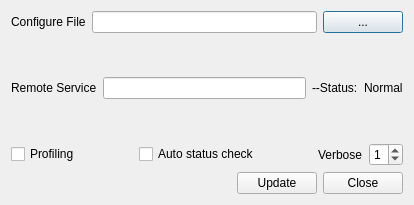
Qt form neurolabi/gui/dialogs/flyemsettingdialog.ui (janelia-flyem/NeuTu) before a commit.
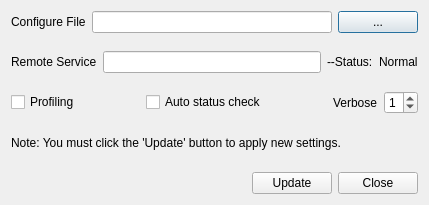
The same form after that commit.

```diff
--- a/neurolabi/gui/dialogs/flyemsettingdialog.ui
+++ b/neurolabi/gui/dialogs/flyemsettingdialog.ui
@@ -6,7 +6,7 @@
    <rect>
     <x>0</x>
     <y>0</y>
-    <width>414</width>
+    <width>429</width>
     <height>205</height>
    </rect>
   </property>
@@ -138,6 +138,13 @@
      </item>
     </layout>
    </item>
+   <item>
+    <widget class="QLabel" name="label_5">
+     <property name="text">
+      <string>Note: You must click the 'Update' button to apply new settings.</string>
+     </property>
+    </widget>
+   </item>
    <item>
     <layout class="QHBoxLayout" name="horizontalLayout_3">
      <item>
```
